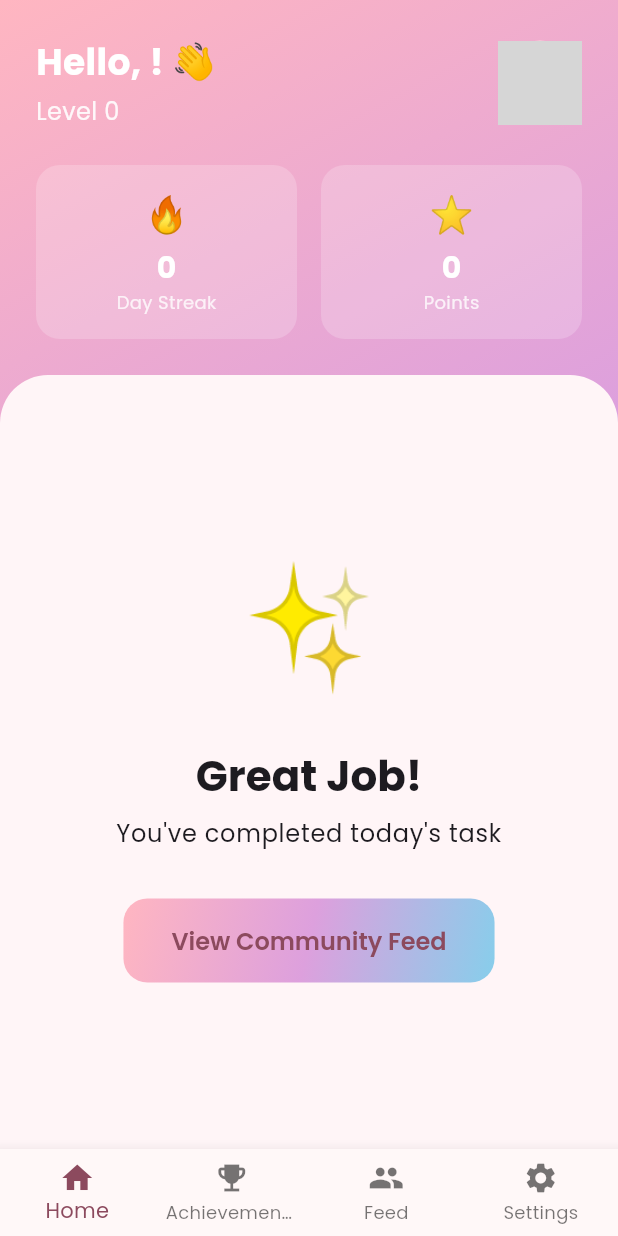
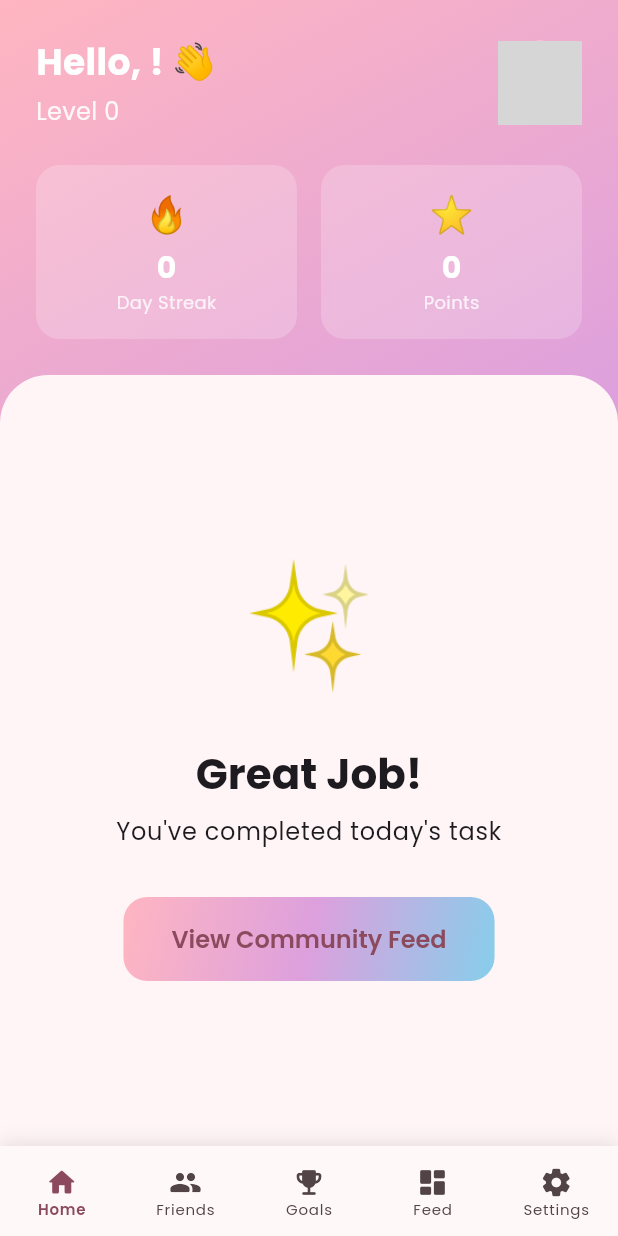
Before and after one commit to Wojsonexe/goodloop, a Flutter app: the screen it shows once a user with an empty profile is signed in, on a phone screen of 412 x 824 dp. Run offline on Flutter 3.47's test engine with Material 3 defaults, Android fonts, the phone set to English and light mode, and no system bars; our stand-ins replace cloud_firestore, confetti, firebase_auth, firebase_core, firebase_messaging, flutter_animate and 8 more; accounts and stored records are empty; network calls fail; grey boxes are pictures that could not be loaded.

Commit message:
chore: Update routing and improve home screen UI

```diff
--- a/lib/core/router/app_router.dart
+++ b/lib/core/router/app_router.dart
@@ -1,6 +1,7 @@
 import 'package:flutter_riverpod/flutter_riverpod.dart';
 import 'package:go_router/go_router.dart';
 import 'package:goodloop/domain/providers/notification_service.dart';
+import 'package:goodloop/presentation/screens/friends/friends_screen.dart';
 import '../../presentation/screens/welcome/welcome_screen.dart';
 import '../../presentation/screens/auth/login_screen.dart';
 import '../../presentation/screens/auth/register_screen.dart';
@@ -57,6 +58,10 @@ final routerProvider = Provider<GoRouter>((ref) {
         path: '/settings',
         builder: (context, state) => const SettingsScreen(),
       ),
+      GoRoute(
+        path: '/friends',
+        builder: (context, state) => const FriendsScreen(),
+      ),
     ],
   );
 });
--- a/lib/presentation/screens/home/home_screen.dart
+++ b/lib/presentation/screens/home/home_screen.dart
@@ -3,6 +3,7 @@ import 'package:flutter_riverpod/flutter_riverpod.dart';
 import 'package:confetti/confetti.dart';
 import 'package:go_router/go_router.dart';
 import 'package:goodloop/data/models/task_model.dart';
+import 'package:goodloop/presentation/widgets/modern_bottom_nav.dart';
 import '../../../core/constants/app_colors.dart';
 import '../../../domain/providers/auth_provider.dart';
 import '../../../domain/providers/task_provider.dart';
@@ -282,39 +283,7 @@ class _HomeScreenState extends ConsumerState<HomeScreen> {
           ),
         ],
       ),
-
-      // Bottom Navigation
-      bottomNavigationBar: BottomNavigationBar(
-        currentIndex: 0,
-        onTap: (index) {
-          switch (index) {
-            case 0:
-              break;
-            case 1:
-              context.push('/achievements');
-              break;
-            case 2:
-              context.push('/feed');
-              break;
-            case 3:
-              context.push('/settings');
-              break;
-          }
-        },
-        type: BottomNavigationBarType.fixed,
-        items: const [
-          BottomNavigationBarItem(icon: Icon(Icons.home), label: 'Home'),
-          BottomNavigationBarItem(
-            icon: Icon(Icons.emoji_events),
-            label: 'Achievements',
-          ),
-          BottomNavigationBarItem(icon: Icon(Icons.people), label: 'Feed'),
-          BottomNavigationBarItem(
-            icon: Icon(Icons.settings),
-            label: 'Settings',
-          ),
-        ],
-      ),
+      bottomNavigationBar: const ModernBottomNav(currentIndex: 0),
     );
   }
 
```
